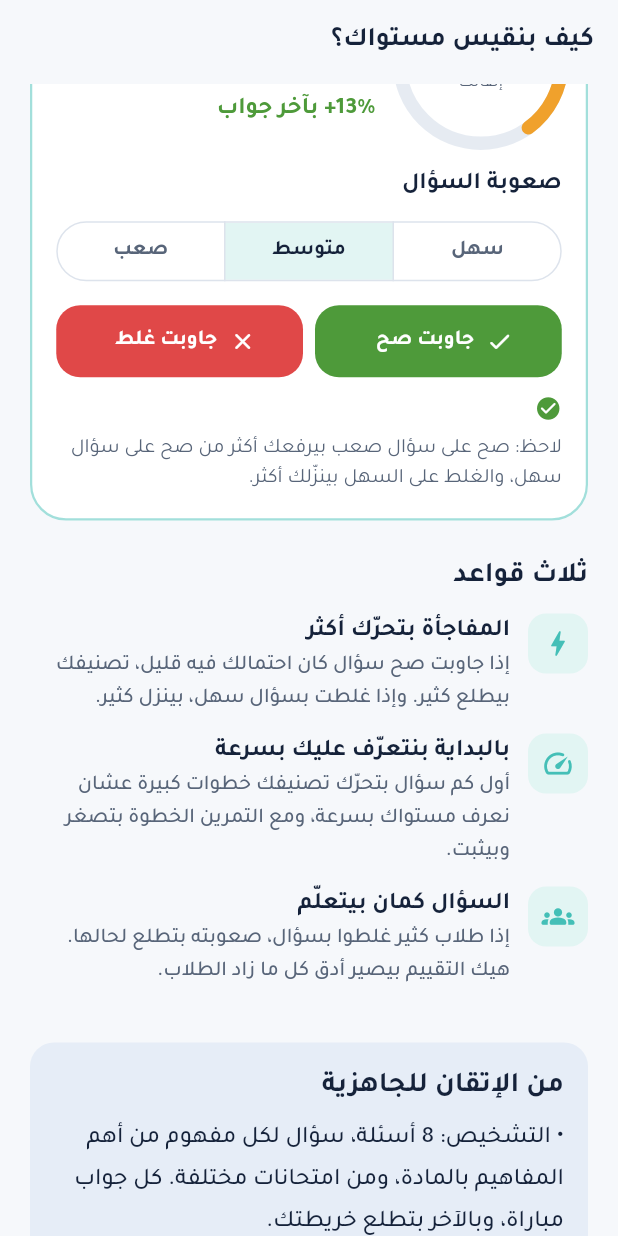
After one commit to Salahianoo/masar, a Flutter app: the RatingExplainerScreen screen opened by its route, scrolled down 576 dp, after a tap on "جاوبت صح", on a phone screen of 412 x 824 dp. The commit adds this screen. Run offline on Flutter 3.47's test engine with Material 3 defaults, Android fonts, the phone set to English and light mode, and no system bars; our stand-ins replace audioplayers, cloud_firestore, cloud_functions, firebase_auth, firebase_core, fl_chart and 4 more; missing offline and left inert: syncfusion_flutter_pdfviewer; accounts and stored records are empty; network calls fail; project files that could hold a hidden picture were left out.

Commit message:
Profile: «كيف بنقيس مستواك؟», the Elo rating explained with a live simulator; linked from the diagnostic result

```diff
--- a/app/lib/presentation/navigation/router.dart
+++ b/app/lib/presentation/navigation/router.dart
@@ -10,6 +10,7 @@ import 'package:masar/presentation/screens/mentor/mentor_screen.dart';
 import 'package:masar/presentation/screens/khazna/khazna_screen.dart';
 import 'package:masar/presentation/screens/onboarding/onboarding_screen.dart';
 import 'package:masar/presentation/screens/profile/profile_screen.dart';
+import 'package:masar/presentation/screens/profile/rating_explainer_screen.dart';
 import 'package:masar/presentation/screens/practice/practice_screen.dart';
 import 'package:masar/presentation/screens/subjects/add_subject_screen.dart';
 import 'package:masar/presentation/screens/summary/summary_screen.dart';
@@ -62,6 +63,8 @@ final routerProvider = Provider<GoRouter>((ref) {
       GoRoute(path: AppRoutes.intro, pageBuilder: (context, state) => _fade(state, const IntroScreen())),
       GoRoute(path: AppRoutes.onboarding,
           pageBuilder: (context, state) => _animated(state, const OnboardingScreen())),
+      GoRoute(path: AppRoutes.howRating,
+          pageBuilder: (context, state) => _animated(state, const RatingExplainerScreen())),
       GoRoute(path: AppRoutes.addSubject,
           pageBuilder: (context, state) => _animated(state, const AddSubjectScreen())),
       GoRoute(
--- a/app/lib/presentation/navigation/routes.dart
+++ b/app/lib/presentation/navigation/routes.dart
@@ -4,6 +4,7 @@ abstract final class AppRoutes {
   static const intro = '/welcome';
   static const onboarding = '/onboarding';
   static const addSubject = '/subjects/add';
+  static const howRating = '/how-we-measure';
 
   // tabs
   static const home = '/home';
--- a/app/lib/presentation/screens/diagnostic/diagnostic_screen.dart
+++ b/app/lib/presentation/screens/diagnostic/diagnostic_screen.dart
@@ -204,6 +204,12 @@ class _DiagnosticScreenState extends ConsumerState<DiagnosticScreen> {
           textAlign: TextAlign.center,
         ),
         const Spacer(),
+        TextButton.icon(
+          onPressed: () => context.push(AppRoutes.howRating),
+          icon: const Text('♞', style: TextStyle(fontSize: 18, height: 1)),
+          label: const Text('كيف انحسبت نتيجتك؟ زي تصنيف الشطرنج'),
+        ),
+        const SizedBox(height: AppSpacing.sm),
         PrimaryButton(label: 'شوف خريطتك',
             onPressed: () => context.go(AppRoutes.map(widget.subjectId))),
       ]),
--- a/app/lib/presentation/screens/profile/profile_screen.dart
+++ b/app/lib/presentation/screens/profile/profile_screen.dart
@@ -180,6 +180,19 @@ class ProfileScreen extends ConsumerWidget {
           const AppearanceSetting(),
 
           const ProfileSectionTitle('عام'),
+          ProfileTile(
+            leading: Container(
+              width: 36,
+              height: 36,
+              alignment: Alignment.center,
+              decoration: BoxDecoration(color: AppColors.primarySoft, shape: BoxShape.circle),
+              child: Text('♞', style: TextStyle(fontSize: 20, color: AppColors.brand, height: 1)),
+            ),
+            title: 'كيف بنقيس مستواك؟',
+            subtitle: 'نفس طريقة تصنيف أبطال الشطرنج',
+            onTap: () => context.push(AppRoutes.howRating),
+          ),
+          const SizedBox(height: AppSpacing.md),
           if (config != null && config.mentorEnabled) ...[
             ProfileTile(
               leading: const MentorBadge(size: 36),
--- /dev/null
+++ b/app/lib/presentation/screens/profile/rating_explainer_screen.dart
@@ -0,0 +1,389 @@
+import 'package:flutter/material.dart';
+import 'package:flutter/services.dart';
+
+import 'package:masar/domain/services/learning_engine.dart';
+import 'package:masar/presentation/themes/app_theme.dart';
+
+/// «كيف بنقيس مستواك؟»: the Elo idea behind mastery, told as a chess match
+/// between the student and the question, with a small simulator that runs the
+/// app's real [LearningEngine] maths so every number on screen is genuine.
+class RatingExplainerScreen extends StatelessWidget {
+  const RatingExplainerScreen({super.key});
+
+  @override
+  Widget build(BuildContext context) {
+    return Scaffold(
+      appBar: AppBar(title: const Text('كيف بنقيس مستواك؟')),
+      body: SafeArea(
+        child: ListView(
+          padding: const EdgeInsets.fromLTRB(AppSpacing.screen, AppSpacing.sm, AppSpacing.screen, AppSpacing.xxl),
+          children: const [
+            _Hero(),
+            SizedBox(height: AppSpacing.xl),
+            _Match(),
+            SizedBox(height: AppSpacing.xl),
+            _Simulator(),
+            SizedBox(height: AppSpacing.xl),
+            _Rules(),
+            SizedBox(height: AppSpacing.xl),
+            _FromMasteryToReadiness(),
+            SizedBox(height: AppSpacing.lg),
+            _Formulas(),
+          ],
+        ),
+      ),
+    );
+  }
+}
+
+class _Hero extends StatelessWidget {
+  const _Hero();
+
+  @override
+  Widget build(BuildContext context) {
+    return Container(
+      padding: const EdgeInsets.all(AppSpacing.lg),
+      decoration: BoxDecoration(
+        borderRadius: BorderRadius.circular(AppRadius.xl),
+        gradient: LinearGradient(
+          begin: AlignmentDirectional.topStart,
+          end: AlignmentDirectional.bottomEnd,
+          colors: [const Color(0xFF2E5A97), AppPalette.navy, Color.lerp(AppPalette.navy, Colors.black, .3)!],
+        ),
+      ),
+      child: Row(children: [
+        Expanded(
+          child: Column(crossAxisAlignment: CrossAxisAlignment.start, children: [
+            Text('زي تصنيف أبطال الشطرنج',
+                style: AppText.title.copyWith(color: Colors.white, fontWeight: FontWeight.w900)),
+            const SizedBox(height: AppSpacing.sm),
+            Text(
+              'الاتحاد الدولي للشطرنج بيقيس قوة كل لاعب بطريقة اسمها Elo. '
+              'مسار بيستخدم نفس الفكرة: كل مفهوم إلك فيه تصنيف، وكل سؤال إله تصنيف صعوبة.',
+              style: AppText.label.copyWith(color: Colors.white.withValues(alpha: .85), height: 1.6),
+            ),
+          ]),
+        ),
+        const SizedBox(width: AppSpacing.md),
+        Container(
+          width: 72,
+          height: 72,
+          alignment: Alignment.center,
+          decoration: BoxDecoration(
+            shape: BoxShape.circle,
+            color: Colors.white.withValues(alpha: .1),
+            border: Border.all(color: AppPalette.teal, width: 2),
+          ),
+          child: const Text('♞', style: TextStyle(fontSize: 40, color: Colors.white, height: 1)),
+        ),
+      ]),
+    );
+  }
+}
+
+/// You versus the question: two players, two ratings.
+class _Match extends StatelessWidget {
+  const _Match();
+
+  @override
+  Widget build(BuildContext context) {
+    Widget player(IconData icon, String name, String what, Color color) => Expanded(
+          child: Container(
+            padding: const EdgeInsets.all(AppSpacing.md),
+            decoration: BoxDecoration(
+              color: AppColors.surface,
+              borderRadius: BorderRadius.circular(AppRadius.lg),
+              border: Border.all(color: AppColors.border),
+            ),
+            child: Column(children: [
+              Icon(icon, color: color, size: 30),
+              const SizedBox(height: AppSpacing.xs),
+              Text(name, style: AppText.bodyBold),
+              Text(what, style: AppText.caption, textAlign: TextAlign.center),
+            ]),
+          ),
+        );
+    return Column(crossAxisAlignment: CrossAxisAlignment.stretch, children: [
+      Text('كل جواب مباراة', style: AppText.heading),
+      const SizedBox(height: AppSpacing.xs),
+      Text('قبل ما تجاوب، منعرف قديش احتمال تفوز، يعني تجاوب صح، حسب الفرق بين تصنيفك وصعوبة السؤال.',
+          style: AppText.label),
+      const SizedBox(height: AppSpacing.md),
+      Row(children: [
+        player(Icons.person_rounded, 'أنت', 'تصنيفك بالمفهوم', AppColors.accent),
+        Padding(
+          padding: const EdgeInsets.symmetric(horizontal: AppSpacing.sm),
+          child: Text('ضد', style: AppText.title.copyWith(color: AppColors.textMuted)),
+        ),
+        player(Icons.quiz_rounded, 'السؤال', 'تصنيف صعوبته', AppColors.primary),
+      ]),
+    ]);
+  }
+}
+
+/// Pick a question's difficulty, answer it right or wrong, and watch the
+/// rating move by exactly what the app would do.
+class _Simulator extends StatefulWidget {
+  const _Simulator();
+
+  @override
+  State<_Simulator> createState() => _SimulatorState();
+}
+
+class _SimulatorState extends State<_Simulator> {
+  double _theta = LearningEngine.initialTheta;
+  int _attempts = 0;
+  double _difficulty = 0;
+  int? _lastDelta;
+  final List<bool> _history = [];
+
+  static const _levels = [(-1.5, 'سهل'), (0.0, 'متوسط'), (1.5, 'صعب')];
+
+  void _answer(bool correct) {
+    HapticFeedback.selectionClick();
+    final before = LearningEngine.mastery(_theta);
+    setState(() {
+      _theta = LearningEngine.updateTheta(
+          theta: _theta, b: _difficulty, attempts: _attempts, correct: correct);
+      _attempts++;
+      _history.add(correct);
+      _lastDelta = LearningEngine.mastery(_theta) - before;
+    });
+  }
+
+  void _reset() => setState(() {
+        _theta = LearningEngine.initialTheta;
+        _attempts = 0;
+        _lastDelta = null;
+        _history.clear();
+      });
+
+  @override
+  Widget build(BuildContext context) {
+    final mastery = LearningEngine.mastery(_theta);
+    final chance = (LearningEngine.pCorrect(_theta, _difficulty) * 100).round();
+    final step = LearningEngine.studentStep(_attempts);
+    final color = mastery < 40
+        ? AppColors.statusWeak
+        : mastery < 70
+            ? AppColors.statusMedium
+            : AppColors.statusStrong;
+    return Container(
+      padding: const EdgeInsets.all(AppSpacing.lg),
+      decoration: BoxDecoration(
+        color: AppColors.surface,
+        borderRadius: BorderRadius.circular(AppRadius.xl),
+        border: Border.all(color: AppColors.accent.withValues(alpha: .5), width: 1.5),
+      ),
+      child: Column(crossAxisAlignment: CrossAxisAlignment.stretch, children: [
+        Row(children: [
+          Expanded(child: Text('جرّب بنفسك', style: AppText.heading)),
+          TextButton.icon(
+            onPressed: _attempts == 0 ? null : _reset,
+            icon: const Icon(Icons.refresh_rounded, size: 18),
+            label: const Text('من جديد'),
+          ),
+        ]),
+        const SizedBox(height: AppSpacing.md),
+        Row(children: [
+          // the student's mastery, as a ring
+          TweenAnimationBuilder<double>(
+            tween: Tween(end: mastery / 100),
+            duration: const Duration(milliseconds: 600),
+            curve: Curves.easeOutCubic,
+            builder: (context, t, _) => SizedBox.square(
+              dimension: 108,
+              child: Stack(alignment: Alignment.center, children: [
+                SizedBox.expand(
+                  child: CircularProgressIndicator(
+                    value: t,
+                    strokeWidth: 9,
+                    strokeCap: StrokeCap.round,
+                    backgroundColor: AppColors.track,
+                    color: color,
+                  ),
+                ),
+                Column(mainAxisSize: MainAxisSize.min, children: [
+                  Text('${(t * 100).round()}%',
+                      style: AppText.title.copyWith(fontSize: 26, fontWeight: FontWeight.w900, height: 1.1)),
+                  Text('إتقانك', style: AppText.caption.copyWith(fontSize: 11.5)),
+                ]),
+              ]),
+            ),
+          ),
+          const SizedBox(width: AppSpacing.lg),
+          Expanded(
+            child: Column(crossAxisAlignment: CrossAxisAlignment.start, children: [
+              _Stat(label: 'احتمال تجاوب صح', value: '$chance%'),
+              const SizedBox(height: AppSpacing.sm),
+              _Stat(label: 'قديش بتتحرك كل جواب', value: '×${step.toStringAsFixed(2)}'),
+              const SizedBox(height: AppSpacing.sm),
+              AnimatedSwitcher(
+                duration: const Duration(milliseconds: 250),
+                child: _lastDelta == null
+                    ? Text('جاوب عشان تشوف التغيير', key: const ValueKey('none'), style: AppText.caption)
+                    : Text(
+                        '\u2066${_lastDelta! >= 0 ? '+' : ''}$_lastDelta%\u2069 بآخر جواب',
+                        key: ValueKey(_attempts),
+                        style: AppText.bodyBold.copyWith(
+                            color: _lastDelta! >= 0 ? AppColors.statusStrong : AppColors.statusWeak),
+                      ),
+              ),
+            ]),
+          ),
+        ]),
+        const SizedBox(height: AppSpacing.lg),
+        Text('صعوبة السؤال', style: AppText.bodyBold),
+        const SizedBox(height: AppSpacing.sm),
+        SegmentedButton<double>(
+          showSelectedIcon: false,
+          segments: [for (final (b, name) in _levels) ButtonSegment(value: b, label: Text(name))],
+          selected: {_difficulty},
+          onSelectionChanged: (s) => setState(() => _difficulty = s.first),
+        ),
+        const SizedBox(height: AppSpacing.md),
+        Row(children: [
+          Expanded(
+            child: FilledButton.icon(
+              style: FilledButton.styleFrom(backgroundColor: AppColors.statusStrong, minimumSize: const Size(0, 48)),
+              onPressed: () => _answer(true),
+              icon: const Icon(Icons.check_rounded),
+              label: const Text('جاوبت صح'),
+            ),
+          ),
+          const SizedBox(width: AppSpacing.sm),
+          Expanded(
+            child: FilledButton.icon(
+              style: FilledButton.styleFrom(backgroundColor: AppColors.statusWeak, minimumSize: const Size(0, 48)),
+              onPressed: () => _answer(false),
+              icon: const Icon(Icons.close_rounded),
+              label: const Text('جاوبت غلط'),
+            ),
+          ),
+        ]),
+        if (_history.isNotEmpty) ...[
+          const SizedBox(height: AppSpacing.md),
+          Wrap(spacing: 4, runSpacing: 4, children: [
+            for (final ok in _history)
+              Icon(ok ? Icons.check_circle_rounded : Icons.cancel_rounded,
+                  size: 18, color: ok ? AppColors.statusStrong : AppColors.statusWeak),
+          ]),
+        ],
+        const SizedBox(height: AppSpacing.sm),
+        Text('لاحظ: صح على سؤال صعب بيرفعك أكثر من صح على سؤال سهل، والغلط على السهل بينزّلك أكثر.',
+            style: AppText.caption),
+      ]),
+    );
+  }
+}
+
+class _Stat extends StatelessWidget {
+  const _Stat({required this.label, required this.value});
+
+  final String label;
+  final String value;
+
+  @override
+  Widget build(BuildContext context) {
+    return Row(children: [
+      Expanded(child: Text(label, style: AppText.label)),
+      Text(value,
+          textDirection: TextDirection.ltr,
+          style: AppText.bodyBold.copyWith(fontWeight: FontWeight.w800, fontFeatures: const [FontFeature.tabularFigures()])),
+    ]);
+  }
+}
+
+class _Rules extends StatelessWidget {
+  const _Rules();
+
+  @override
+  Widget build(BuildContext context) {
+    Widget rule(IconData icon, String title, String body) => Padding(
+          padding: const EdgeInsets.only(bottom: AppSpacing.md),
+          child: Row(crossAxisAlignment: CrossAxisAlignment.start, children: [
+            Container(
+              width: 40,
+              height: 40,
+              decoration: BoxDecoration(color: AppColors.accentSoft, borderRadius: BorderRadius.circular(AppRadius.md)),
+              child: Icon(icon, color: AppColors.accent, size: 22),
+            ),
+            const SizedBox(width: AppSpacing.md),
+            Expanded(
+              child: Column(crossAxisAlignment: CrossAxisAlignment.start, children: [
+                Text(title, style: AppText.bodyBold),
+                Text(body, style: AppText.label.copyWith(height: 1.55)),
+              ]),
+            ),
+          ]),
+        );
+    return Column(crossAxisAlignment: CrossAxisAlignment.stretch, children: [
+      Text('ثلاث قواعد', style: AppText.heading),
+      const SizedBox(height: AppSpacing.md),
+      rule(Icons.bolt_rounded, 'المفاجأة بتحرّك أكثر',
+          'إذا جاوبت صح سؤال كان احتمالك فيه قليل، تصنيفك بيطلع كثير. وإذا غلطت بسؤال سهل، بينزل كثير.'),
+      rule(Icons.speed_rounded, 'بالبداية بنتعرّف عليك بسرعة',
+          'أول كم سؤال بتحرّك تصنيفك خطوات كبيرة عشان نعرف مستواك بسرعة، ومع التمرين الخطوة بتصغر وبيثبت.'),
+      rule(Icons.groups_rounded, 'السؤال كمان بيتعلّم',
+          'إذا طلاب كثير غلطوا بسؤال، صعوبته بتطلع لحالها. هيك التقييم بيصير أدق كل ما زاد الطلاب.'),
+    ]);
+  }
+}
+
+class _FromMasteryToReadiness extends StatelessWidget {
+  const _FromMasteryToReadiness();
+
+  @override
+  Widget build(BuildContext context) {
+    return Container(
+      padding: const EdgeInsets.all(AppSpacing.lg),
+      decoration: BoxDecoration(color: AppColors.primarySoft, borderRadius: BorderRadius.circular(AppRadius.lg)),
+      child: Column(crossAxisAlignment: CrossAxisAlignment.stretch, children: [
+        Text('من الإتقان للجاهزية', style: AppText.heading),
+        const SizedBox(height: AppSpacing.sm),
+        Text(
+          '• التشخيص: ${LearningEngine.diagnosticSize} أسئلة، سؤال لكل مفهوم من أهم المفاهيم بالمادة، '
+          'ومن امتحانات مختلفة. كل جواب مباراة، وبالآخر بتطلع خريطتك.\n'
+          '• كل مفهوم إله وزن حسب قديش بيتكرر بالامتحانات الحقيقية.\n'
+          '• جاهزيتك = مجموع (وزن المفهوم × إتقانك فيه)، فالمفهوم اللي بيجي كثير بيأثر أكثر.\n'
+          '• بعدها كل سؤال بنختاره بحيث يكون احتمالك تجاوبه صح حوالي 70%: مش سهل لدرجة الملل ولا صعب لدرجة الإحباط.',
+          style: AppText.body.copyWith(height: 1.75),
+        ),
+      ]),
+    );
+  }
+}
+
+class _Formulas extends StatelessWidget {
+  const _Formulas();
+
+  @override
+  Widget build(BuildContext context) {
+    const mono = TextStyle(fontFamily: 'Menlo', fontSize: 12.5, height: 1.8);
+    return Theme(
+      data: Theme.of(context).copyWith(dividerColor: Colors.transparent),
+      child: ExpansionTile(
+        tilePadding: EdgeInsets.zero,
+        title: Text('المعادلات للمهتمين', style: AppText.bodyBold),
+        children: [
+          Container(
+            width: double.infinity,
+            padding: const EdgeInsets.all(AppSpacing.md),
+            decoration: BoxDecoration(color: AppColors.surfaceMuted, borderRadius: BorderRadius.circular(AppRadius.md)),
+            child: Directionality(
+              textDirection: TextDirection.ltr,
+              child: Text(
+                'P = 1 / (1 + e^-(θ − d))        chance of a right answer\n'
+                'θ ← θ + K · (result − P)        your rating\n'
+                'K = max(0.25, 0.8 / (1 + 0.15·n))\n'
+                'd ← d − 0.05 · (result − P)     the question\'s difficulty\n'
+                'mastery = 100 / (1 + e^-θ)       start: θ = −1 → 27%',
+                style: mono.copyWith(color: AppColors.textPrimary),
+              ),
+            ),
+          ),
+        ],
+      ),
+    );
+  }
+}
```
Also changed, not shown: 1 other file.
